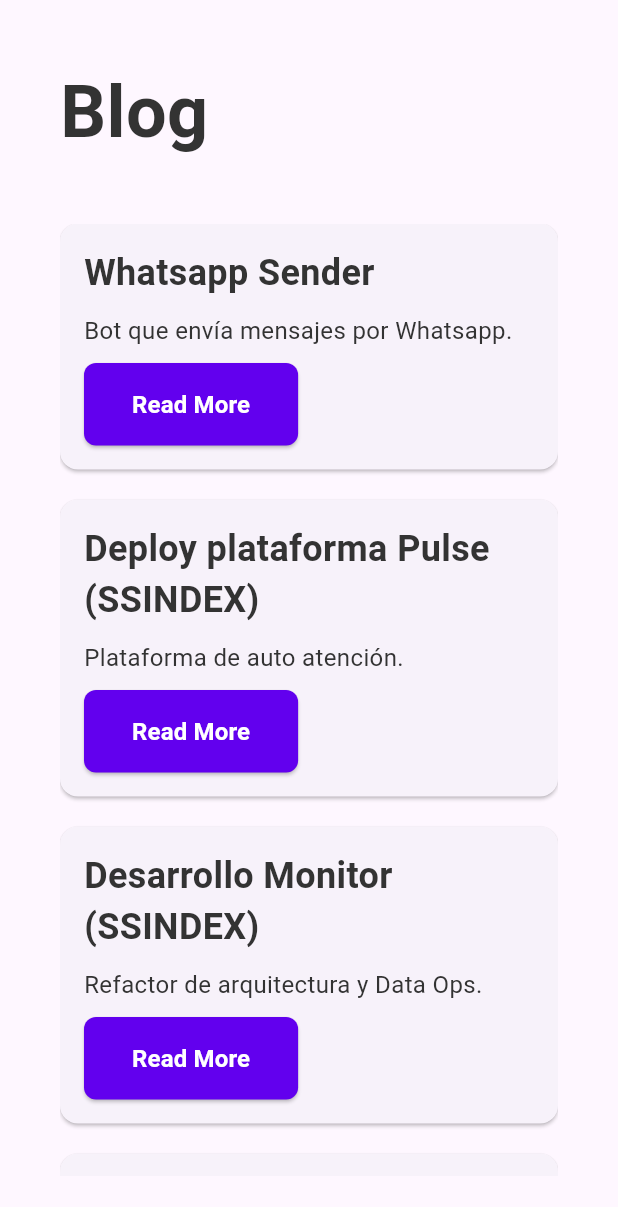
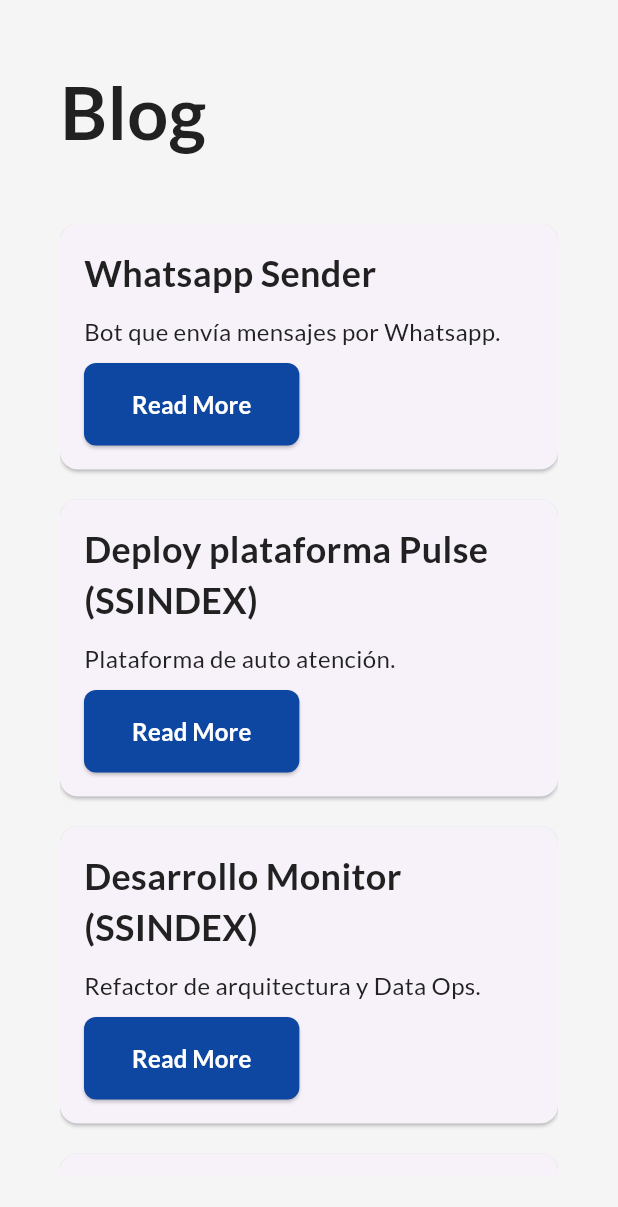
Before and after one commit to HenryBlairG/HenryBlairG.github.io, a Flutter app: the BlogPage screen opened directly, on a phone screen of 412 x 824 dp. Shown: the top 1207 px of the screen. Run offline on Flutter 3.47's test engine with Material 3 defaults, Android fonts, the phone set to English and light mode, and no system bars; our stand-ins replace flutter_riverpod, google_fonts; network calls fail.

Commit message:
style: Update styling for a more professional look

```diff
--- a/lib/src/core/widgets/styles.dart
+++ b/lib/src/core/widgets/styles.dart
@@ -1,32 +1,33 @@
 
 import 'package:flutter/material.dart';
+import 'package:google_fonts/google_fonts.dart';
 
 // Colors
-const primaryColor = Color(0xFF6200EE);
-const primaryColorDark = Color(0xFF3700B3);
-const accentColor = Color(0xFF03DAC6);
+const primaryColor = Color(0xFF0D47A1);
+const primaryColorDark = Color(0xFF002171);
+const accentColor = Color(0xFF42A5F5);
 const backgroundColor = Color(0xFFF5F5F5);
-const textColor = Color(0xFF333333);
+const textColor = Color(0xFF212121);
 
 // Text Styles
-const headline1 = TextStyle(
+final headline1 = GoogleFonts.lato(
   fontSize: 48,
   fontWeight: FontWeight.bold,
   color: textColor,
 );
 
-const headline2 = TextStyle(
+final headline2 = GoogleFonts.lato(
   fontSize: 24,
   fontWeight: FontWeight.bold,
   color: textColor,
 );
 
-const bodyText1 = TextStyle(
+final bodyText1 = GoogleFonts.lato(
   fontSize: 16,
   color: textColor,
 );
 
-const buttonTextStyle = TextStyle(
+final buttonTextStyle = GoogleFonts.lato(
   fontSize: 16,
   fontWeight: FontWeight.bold,
   color: Colors.white,
--- a/lib/src/core/widgets/vertical_navbar.dart
+++ b/lib/src/core/widgets/vertical_navbar.dart
@@ -39,7 +39,7 @@
       child: Column(
         children: [
           const SizedBox(height: 40),
-          const Text(
+          Text(
             'Henry Blair',
             style: headline2,
           ),
--- a/lib/src/features/about/presentation/view/about_page.dart
+++ b/lib/src/features/about/presentation/view/about_page.dart
@@ -31,7 +31,7 @@
                       mainAxisAlignment: MainAxisAlignment.center,
                       crossAxisAlignment: CrossAxisAlignment.start,
                       children: [
-                        const Text(
+                        Text(
                           'About Me',
                           style: headline1,
                         ),
--- a/lib/src/features/blog/presentation/view/blog_page.dart
+++ b/lib/src/features/blog/presentation/view/blog_page.dart
@@ -25,7 +25,7 @@
               child: Column(
                 crossAxisAlignment: CrossAxisAlignment.start,
                 children: [
-                  const Text(
+                  Text(
                     'Blog',
                     style: headline1,
                   ),
--- a/lib/src/features/contact/presentation/view/contact_page.dart
+++ b/lib/src/features/contact/presentation/view/contact_page.dart
@@ -25,7 +25,7 @@
               child: Column(
                 crossAxisAlignment: CrossAxisAlignment.start,
                 children: [
-                  const Text(
+                  Text(
                     'Contact Me',
                     style: headline1,
                   ),
@@ -98,7 +98,7 @@
                         child: Column(
                           crossAxisAlignment: CrossAxisAlignment.start,
                           children: [
-                            const Text(
+                            Text(
                               'Alternatively, you can reach me at:',
                               style: headline2,
                             ),
@@ -121,7 +121,7 @@
                               icon: Icons.business,
                             ),
                             const SizedBox(height: 20),
-                            const Text(
+                            Text(
                               'I will try to respond within 24 hours.',
                               style: bodyText1,
                             ),
--- a/lib/src/features/experience/presentation/view/experience_page.dart
+++ b/lib/src/features/experience/presentation/view/experience_page.dart
@@ -22,7 +22,7 @@
               child: Column(
                 crossAxisAlignment: CrossAxisAlignment.start,
                 children: [
-                  const Text(
+                  Text(
                     'Experience',
                     style: headline1,
                   ),
--- a/lib/src/features/home/presentation/view/home_page.dart
+++ b/lib/src/features/home/presentation/view/home_page.dart
@@ -27,12 +27,12 @@
                     person.candidate.name,
                     style: headline1,
                   ),
-                  const Text(
+                  Text(
                     'Software Engineer / Full-Stack Developer',
                     style: headline2,
                   ),
                   const SizedBox(height: 20),
-                  const Text(
+                  Text(
                     'Building scalable solutions...',
                     style: bodyText1,
                   ),
--- a/lib/src/features/projects/presentation/view/projects_page.dart
+++ b/lib/src/features/projects/presentation/view/projects_page.dart
@@ -23,7 +23,7 @@
               child: Column(
                 crossAxisAlignment: CrossAxisAlignment.start,
                 children: [
-                  const Text(
+                  Text(
                     'Projects',
                     style: headline1,
                   ),
--- a/lib/src/features/skills/presentation/view/skills_page.dart
+++ b/lib/src/features/skills/presentation/view/skills_page.dart
@@ -29,7 +29,7 @@
               child: Column(
                 crossAxisAlignment: CrossAxisAlignment.start,
                 children: [
-                  const Text(
+                  Text(
                     'Skills',
                     style: headline1,
                   ),
```
Also changed, not shown: lib/src/app/app.dart (+14 -1 lines).
